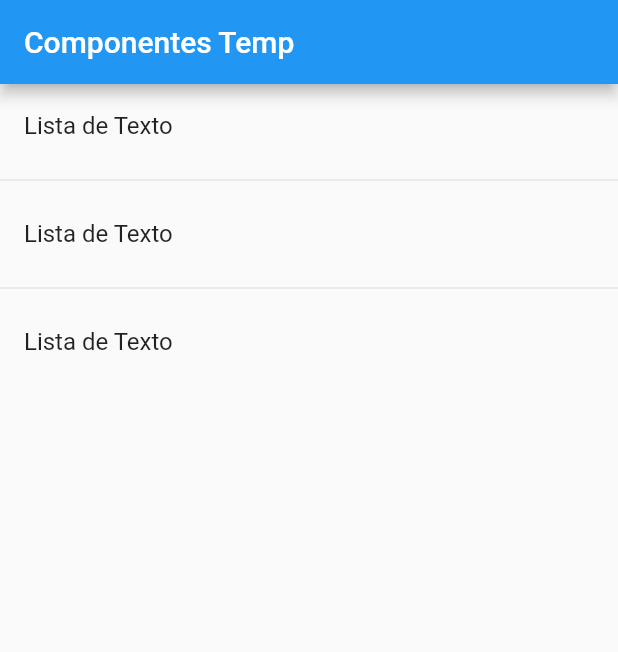
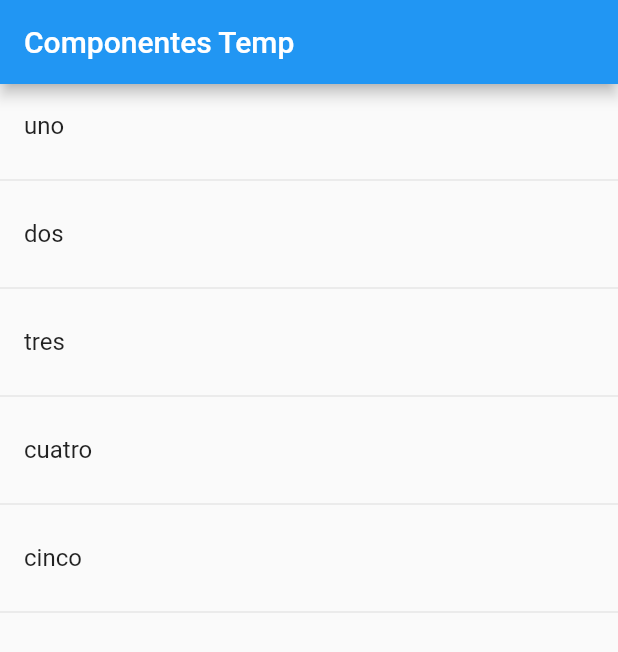
Before and after one commit to Gregoriomiqui/fluttersComponents, a Flutter app: the screen it shows after launch, on a phone screen of 412 x 824 dp. Shown: the top 652 px of the screen. Run offline on Flutter 3.47's test engine with Material 2 defaults, Android fonts, the phone set to English and light mode, and no system bars.

Commit message:
creacion de listTitles desde una lista estatica

```diff
--- a/lib/src/pages/home_temp.dart
+++ b/lib/src/pages/home_temp.dart
@@ -3,6 +3,8 @@ import 'package:flutter/material.dart';
 
 
 class HomePageTemp extends StatelessWidget {
+
+  final opciones = ['uno', 'dos', 'tres', 'cuatro', 'cinco'];
 
   @override
   Widget build(BuildContext context) {
@@ -11,20 +13,26 @@ class HomePageTemp extends StatelessWidget {
         title: Text('Componentes Temp'),
       ),
       body: ListView(
-        children: <Widget> [
-          ListTile(
-            title: Text('Lista de Texto'),
-          ),
-          Divider(),
-          ListTile(
-            title: Text('Lista de Texto'),
-          ),
-          Divider(),
-          ListTile(
-            title: Text('Lista de Texto'),
-          )
-        ],
+        children: _crearItems()
       ),
     );
   }
+
+  List<Widget> _crearItems(){
+
+    List<Widget> lista = [];
+
+    for (String opt in opciones){
+      final tempWidget = ListTile(title: Text(opt));
+      lista..add(tempWidget)
+           ..add(Divider());
+    }
+
+    return lista;
+  }
+
+  // List<Widget> _crearItemsCorta(){
+
+  // }
+
 }
```
